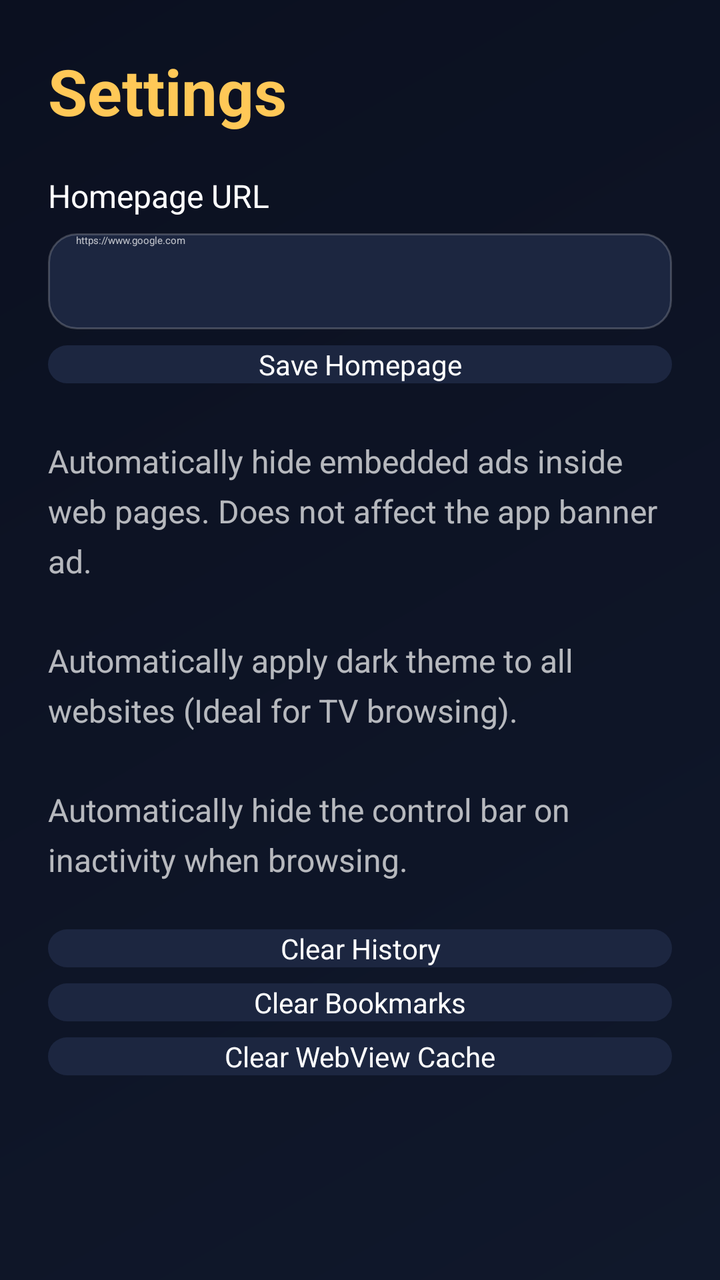
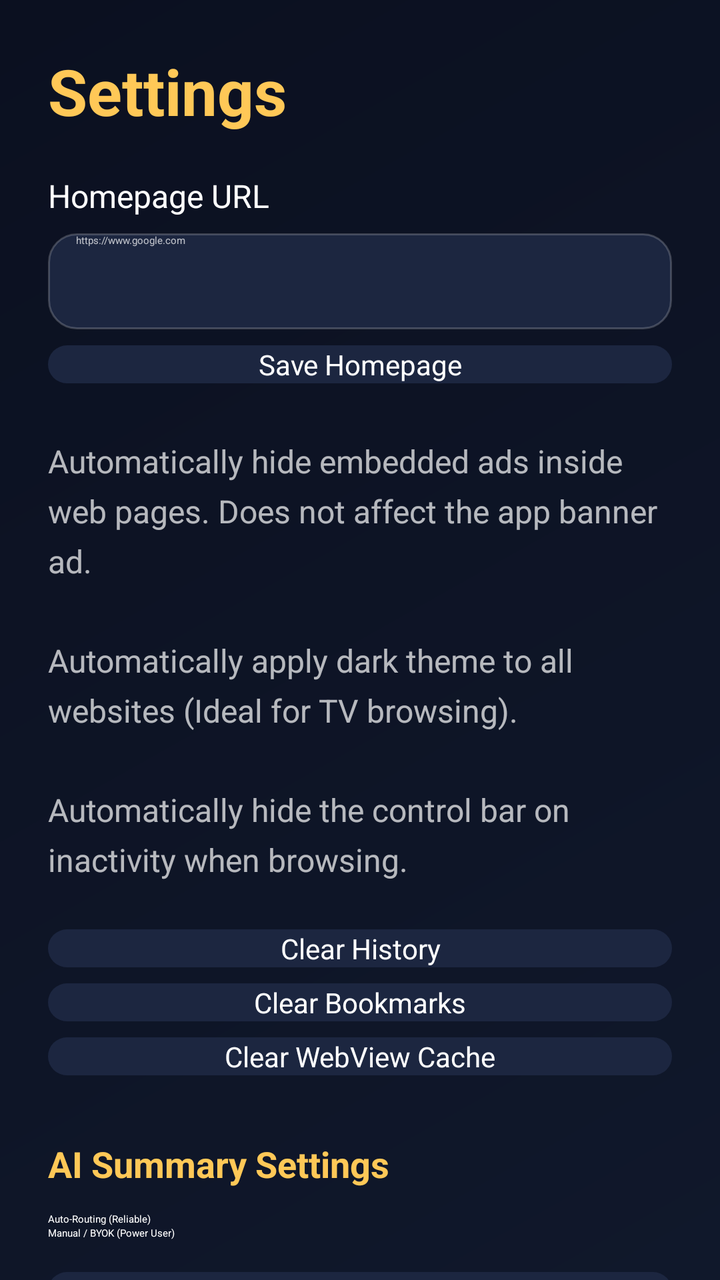

Screens rendered from an Android XML layout before and after an edit, with the pre-edit source and the edit as a unified diff.
<!-- AndroidManifest.xml: application theme Theme.TVNavBrowser -->
<!-- res/layout/activity_settings.xml -->
<?xml version="1.0" encoding="utf-8"?>
<ScrollView xmlns:android="http://schemas.android.com/apk/res/android"
    android:layout_width="match_parent"
    android:layout_height="match_parent"
    android:background="@drawable/bg_screen">

    <LinearLayout
        android:layout_width="match_parent"
        android:layout_height="wrap_content"
        android:orientation="vertical"
        android:padding="24dp">

        <TextView
            style="@style/ScreenTitle"
            android:layout_width="match_parent"
            android:layout_height="wrap_content"
            android:text="@string/settings" />

        <TextView
            android:layout_width="match_parent"
            android:layout_height="wrap_content"
            android:layout_marginTop="20dp"
            android:text="@string/settings_homepage_label"
            android:textColor="@color/text_primary"
            android:textSize="16sp" />

        <EditText
            android:id="@+id/etHomepage"
            android:layout_width="match_parent"
            android:layout_height="48dp"
            android:layout_marginTop="8dp"
            android:background="@drawable/bg_url_bar"
            android:hint="@string/settings_homepage_hint"
            android:inputType="textUri"
            android:paddingStart="14dp"
            android:paddingEnd="14dp"
            android:textColor="@color/text_primary"
            android:textColorHint="@color/text_secondary" />

        <Button
            android:id="@+id/btnSaveHomepage"
            style="@style/ToolbarButton"
            android:layout_width="match_parent"
            android:layout_height="wrap_content"
            android:layout_marginTop="8dp"
            android:text="@string/settings_save_homepage" />

        <Switch
            android:id="@+id/switchBlockEmbeddedAds"
            android:layout_width="match_parent"
            android:layout_height="wrap_content"
            android:layout_marginTop="24dp"
            android:focusable="true"
            android:text="@string/settings_block_embedded_ads"
            android:textColor="@color/text_primary" />

        <TextView
            style="@style/ScreenSubtitle"
            android:layout_width="match_parent"
            android:layout_height="wrap_content"
            android:layout_marginTop="4dp"
            android:text="@string/settings_block_embedded_ads_summary" />

        <Switch
            android:id="@+id/switchForceDarkMode"
            android:layout_width="match_parent"
            android:layout_height="wrap_content"
            android:layout_marginTop="24dp"
            android:focusable="true"
            android:text="@string/settings_force_dark_mode"
            android:textColor="@color/text_primary" />

        <TextView
            style="@style/ScreenSubtitle"
            android:layout_width="match_parent"
            android:layout_height="wrap_content"
            android:layout_marginTop="4dp"
            android:text="@string/settings_force_dark_mode_summary" />

        <Switch
            android:id="@+id/switchAutoFullscreen"
            android:layout_width="match_parent"
            android:layout_height="wrap_content"
            android:layout_marginTop="24dp"
            android:focusable="true"
            android:text="@string/settings_auto_fullscreen"
            android:textColor="@color/text_primary" />

        <TextView
            style="@style/ScreenSubtitle"
            android:layout_width="match_parent"
            android:layout_height="wrap_content"
            android:layout_marginTop="4dp"
            android:text="@string/settings_auto_fullscreen_summary" />

        <Button
            android:id="@+id/btnClearHistory"
            style="@style/ToolbarButton"
            android:layout_width="match_parent"
            android:layout_height="wrap_content"
            android:layout_marginTop="24dp"
            android:text="@string/settings_clear_history" />

        <Button
            android:id="@+id/btnClearBookmarks"
            style="@style/ToolbarButton"
            android:layout_width="match_parent"
            android:layout_height="wrap_content"
            android:layout_marginTop="8dp"
            android:text="@string/settings_clear_bookmarks" />

        <Button
            android:id="@+id/btnClearCache"
            style="@style/ToolbarButton"
            android:layout_width="match_parent"
            android:layout_height="wrap_content"
            android:layout_marginTop="8dp"
            android:text="@string/settings_clear_cache" />

    </LinearLayout>

</ScrollView>
<!-- resources referenced by this layout -->
<resources>
  <color name="text_primary">#FFFFFFFF</color>
  <color name="text_secondary">#B3FFFFFF</color>
  <!-- drawable bg_screen (drawable) -->
  <?xml version="1.0" encoding="utf-8"?>
  <shape xmlns:android="http://schemas.android.com/apk/res/android"
      android:shape="rectangle">
      <gradient
          android:angle="135"
          android:endColor="@color/bg_dark"
          android:startColor="#FF10182B"
          android:type="linear" />
  </shape>
  <string name="settings">Settings</string>
  <string name="settings_auto_fullscreen">Auto Fullscreen</string>
  <string name="settings_auto_fullscreen_summary">Automatically hide the control bar on inactivity when browsing.</string>
  <string name="settings_block_embedded_ads">Block website ads</string>
  <string name="settings_block_embedded_ads_summary">Automatically hide embedded ads inside web pages. Does not affect the app banner ad.</string>
  <string name="settings_clear_bookmarks">Clear Bookmarks</string>
  <string name="settings_clear_cache">Clear WebView Cache</string>
  <string name="settings_clear_history">Clear History</string>
  <string name="settings_force_dark_mode">Force Dark Mode</string>
  <string name="settings_force_dark_mode_summary">Automatically apply dark theme to all websites (Ideal for TV browsing).</string>
  <string name="settings_homepage_hint">https://www.google.com</string>
  <string name="settings_homepage_label">Homepage URL</string>
  <string name="settings_save_homepage">Save Homepage</string>
  <style name="ScreenSubtitle">
          <item name="android:textColor">@color/text_secondary</item>
          <item name="android:textSize">16sp</item>
          <item name="android:lineSpacingExtra">6dp</item>
      </style>
  <style name="ScreenTitle">
          <item name="android:textColor">@color/accent</item>
          <item name="android:textSize">32sp</item>
          <item name="android:textStyle">bold</item>
      </style>
  <style name="Theme.TVNavBrowser" parent="Theme.Leanback">
          <item name="colorPrimary">@color/bg_dark</item>
          <item name="colorPrimaryVariant">@color/black</item>
          <item name="colorOnPrimary">@color/white</item>
          <item name="colorSecondary">@color/accent</item>
          <item name="colorSecondaryVariant">@color/accent_dark</item>
          <item name="colorOnSecondary">@color/black</item>
          <item name="android:windowFullscreen">true</item>
          <item name="android:windowBackground">@color/bg_dark</item>
          <item name="android:windowNoTitle">true</item>
      </style>
  <color name="bg_dark">#FF0B1020</color>
  <color name="bg_card">#FF1C2640</color>
  <color name="accent">#FFFFC857</color>
  <color name="divider">#33FFFFFF</color>
  <color name="black">#FF000000</color>
  <color name="white">#FFFFFFFF</color>
  <color name="accent_dark">#FFE6A819</color>
  <color name="accent_soft">#33FFC857</color>
  <!-- unchanged entries left out for length: 3 -->
</resources>

<!-- the commit's change to res/layout/activity_settings.xml (unified diff, before → after) -->
@@ -117,6 +117,122 @@
             android:layout_marginTop="8dp"
             android:text="@string/settings_clear_cache" />
 
+        <TextView
+            android:layout_width="match_parent"
+            android:layout_height="wrap_content"
+            android:layout_marginTop="32dp"
+            android:text="@string/settings_ai_section"
+            android:textColor="@color/accent"
+            android:textSize="18sp"
+            android:textStyle="bold" />
+
+        <RadioGroup
+            android:id="@+id/rgAiMode"
+            android:layout_width="match_parent"
+            android:layout_height="wrap_content"
+            android:layout_marginTop="12dp">
+            <RadioButton
+                android:id="@+id/rbAiAuto"
+                android:layout_width="match_parent"
+                android:layout_height="wrap_content"
+                android:text="@string/settings_ai_mode_auto"
+                android:textColor="@color/text_primary"
+                android:focusable="true" />
+            <RadioButton
+                android:id="@+id/rbAiManual"
+                android:layout_width="match_parent"
+                android:layout_height="wrap_content"
+                android:text="@string/settings_ai_mode_manual"
+                android:textColor="@color/text_primary"
+                android:focusable="true" />
+        </RadioGroup>
+
+        <LinearLayout
+            android:id="@+id/llAiManualConfig"
+            android:layout_width="match_parent"
+            android:layout_height="wrap_content"
+            android:orientation="vertical"
+            android:visibility="gone">
+
+            <TextView
+                android:layout_width="match_parent"
+                android:layout_height="wrap_content"
+                android:layout_marginTop="16dp"
+                android:text="@string/settings_ai_engine"
+                android:textColor="@color/text_primary" />
+
+            <Spinner
+                android:id="@+id/spAiEngine"
+                android:layout_width="match_parent"
+                android:layout_height="48dp"
+                android:layout_marginTop="4dp"
+                android:background="@drawable/bg_url_bar"
+                android:focusable="true" />
+
+            <TextView
+                android:layout_width="match_parent"
+                android:layout_height="wrap_content"
+                android:layout_marginTop="16dp"
+                android:text="@string/settings_ai_key_label"
+                android:textColor="@color/text_primary" />
+
+            <EditText
+                android:id="@+id/etAiKey"
+                android:layout_width="match_parent"
+                android:layout_height="48dp"
+                android:layout_marginTop="4dp"
+                android:background="@drawable/bg_url_bar"
+                android:inputType="textPassword"
+                android:paddingStart="14dp"
+                android:paddingEnd="14dp"
+                android:textColor="@color/text_primary" />
+
+            <TextView
+                android:layout_width="match_parent"
+                android:layout_height="wrap_content"
+                android:layout_marginTop="16dp"
+                android:text="@string/settings_ai_endpoint_label"
+                android:textColor="@color/text_primary" />
+
+            <EditText
+                android:id="@+id/etAiEndpoint"
+                android:layout_width="match_parent"
+                android:layout_height="48dp"
+                android:layout_marginTop="4dp"
+                android:background="@drawable/bg_url_bar"
+                android:hint="https://..."
+                android:inputType="textUri"
+                android:paddingStart="14dp"
+                android:paddingEnd="14dp"
+                android:textColor="@color/text_primary" />
+
+            <TextView
+                android:layout_width="match_parent"
+                android:layout_height="wrap_content"
+                android:layout_marginTop="16dp"
+                android:text="@string/settings_ai_model_label"
+                android:textColor="@color/text_primary" />
+
+            <EditText
+                android:id="@+id/etAiModel"
+                android:layout_width="match_parent"
+                android:layout_height="48dp"
+                android:layout_marginTop="4dp"
+                android:background="@drawable/bg_url_bar"
+                android:paddingStart="14dp"
+                android:paddingEnd="14dp"
+                android:textColor="@color/text_primary" />
+
+        </LinearLayout>
+
+        <Button
+            android:id="@+id/btnSaveAiConfig"
+            style="@style/ToolbarButton"
+            android:layout_width="match_parent"
+            android:layout_height="wrap_content"
+            android:layout_marginTop="16dp"
+            android:text="@string/settings_save_ai_config" />
+
     </LinearLayout>
 
 </ScrollView>
<!-- resource entries referenced after the edit -->
@@ -13,6 +13,13 @@
           android:type="linear" />
   </shape>
   <string name="settings">Settings</string>
+  <string name="settings_ai_endpoint_label">Endpoint URL (Optional)</string>
+  <string name="settings_ai_engine">AI Engine</string>
+  <string name="settings_ai_key_label">API Key</string>
+  <string name="settings_ai_mode_auto">Auto-Routing (Reliable)</string>
+  <string name="settings_ai_mode_manual">Manual / BYOK (Power User)</string>
+  <string name="settings_ai_model_label">Model ID (Optional)</string>
+  <string name="settings_ai_section">AI Summary Settings</string>
   <string name="settings_auto_fullscreen">Auto Fullscreen</string>
   <string name="settings_auto_fullscreen_summary">Automatically hide the control bar on inactivity when browsing.</string>
   <string name="settings_block_embedded_ads">Block website ads</string>
@@ -24,6 +31,7 @@
   <string name="settings_force_dark_mode_summary">Automatically apply dark theme to all websites (Ideal for TV browsing).</string>
   <string name="settings_homepage_hint">https://www.google.com</string>
   <string name="settings_homepage_label">Homepage URL</string>
+  <string name="settings_save_ai_config">Save AI Configuration</string>
   <string name="settings_save_homepage">Save Homepage</string>
   <style name="ScreenSubtitle">
           <item name="android:textColor">@color/text_secondary</item>
